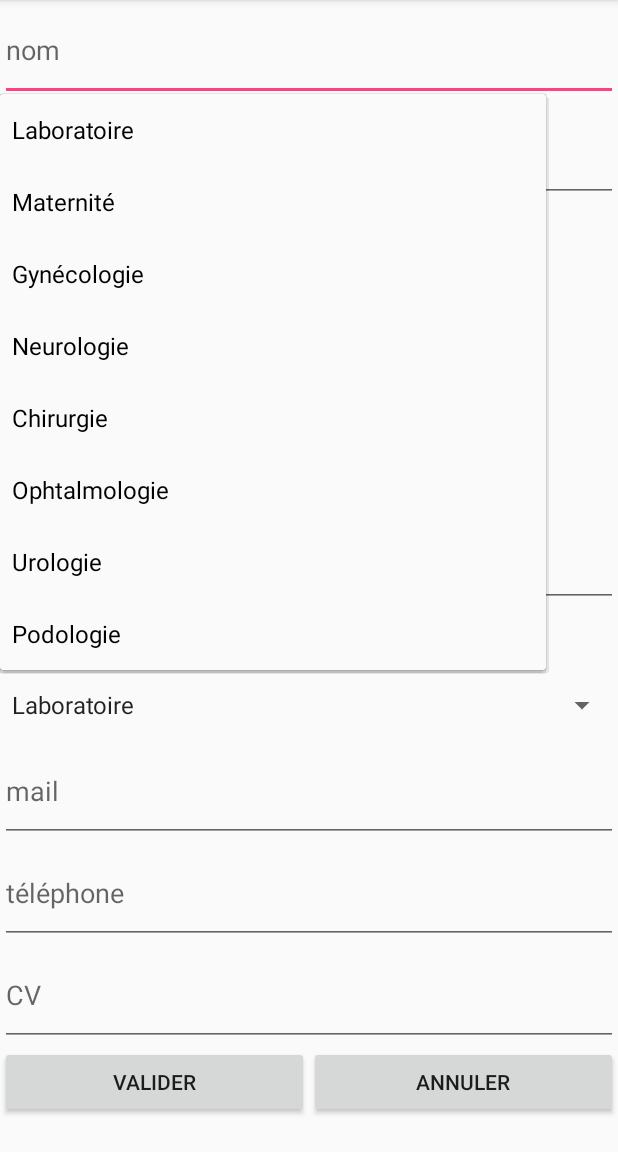
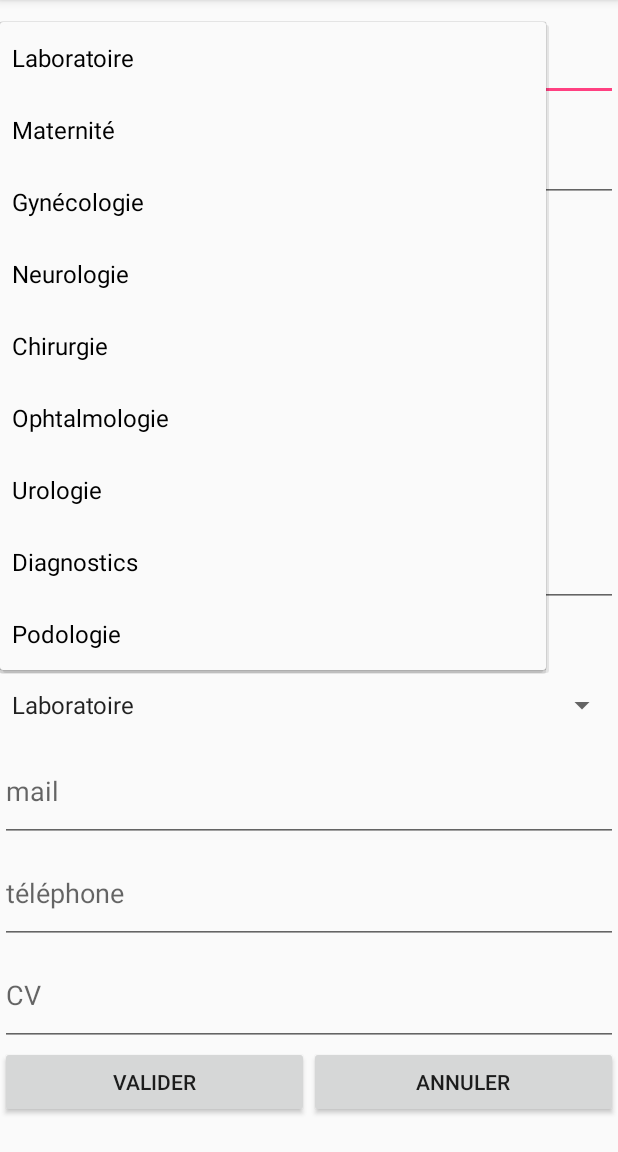
Before and after one commit to Saryx11/Projet-Final, an Android app: the AjoutActivity screen opened directly, with no data from a screen before it, after a tap on "Laboratoire", on a phone screen of 412 x 824 dp, the part 84-1236 px from its top. Run offline under Robolectric (Android 15) with nearby library versions, the phone set to English and light mode, and no system bars.

Commit message:
added one service

```diff
--- a/app/src/main/res/values/strings.xml
+++ b/app/src/main/res/values/strings.xml
@@ -16,6 +16,7 @@
         <item>Chirurgie</item>
         <item>Ophtalmologie</item>
         <item>Urologie</item>
+        <item>Diagnostics</item>
         <item>Podologie</item>
     </string-array>
 
```
